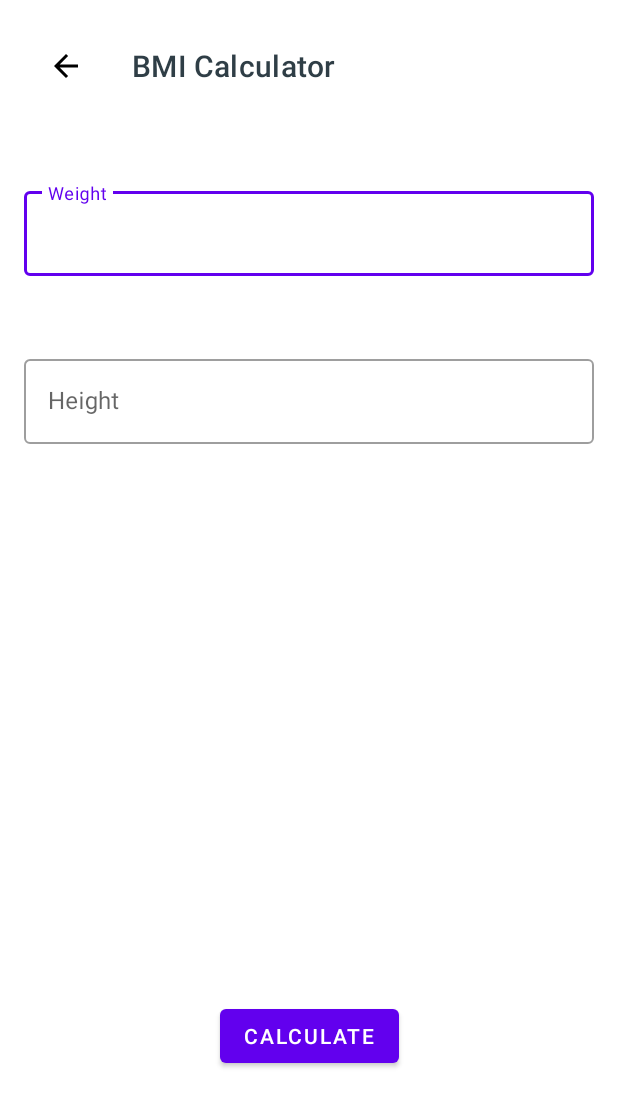
After one commit to zuna21/7-minutes-workout-android-app, an Android app: the BMIActivity screen opened directly, with no data from a screen before it, on a phone screen of 412 x 824 dp. The commit adds this screen. Shown: the top 1107 px of the screen. Run offline under Robolectric (Android 15) with nearby library versions, the phone set to English and light mode, and no system bars.

Commit message:
BMI activity

```diff
--- a/app/src/main/java/com/example/a7minutesworkout/MainActivity.kt
+++ b/app/src/main/java/com/example/a7minutesworkout/MainActivity.kt
@@ -20,6 +20,11 @@ class MainActivity : AppCompatActivity() {
             val intent = Intent(this, ExerciseActivity::class.java)
             startActivity(intent)
         }
+
+        binding?.flBMI?.setOnClickListener {
+            val intent = Intent(this, BMIActivity::class.java)
+            startActivity(intent)
+        }
     }
 
     override fun onDestroy() {
--- /dev/null
+++ b/app/src/main/res/layout/activity_bmi.xml
@@ -0,0 +1,113 @@
+<?xml version="1.0" encoding="utf-8"?>
+<androidx.constraintlayout.widget.ConstraintLayout xmlns:android="http://schemas.android.com/apk/res/android"
+    xmlns:app="http://schemas.android.com/apk/res-auto"
+    xmlns:tools="http://schemas.android.com/tools"
+    android:layout_width="match_parent"
+    android:padding="16dp"
+    android:layout_height="match_parent"
+    tools:context=".BMIActivity">
+
+    <androidx.appcompat.widget.Toolbar
+        android:id="@+id/toolbarBMI"
+        android:layout_width="match_parent"
+        android:theme="@style/ToolbarTheme"
+        android:layout_height="?android:attr/actionBarSize"
+        android:background="@color/white"
+        app:titleTextColor="@color/main_color"
+        app:layout_constraintTop_toTopOf="parent"
+        />
+
+    <com.google.android.material.textfield.TextInputLayout
+        android:id="@+id/otfWeight"
+        android:layout_width="match_parent"
+        android:layout_height="wrap_content"
+        android:hint="Weight"
+        style="@style/Widget.MaterialComponents.TextInputLayout.OutlinedBox"
+        app:layout_constraintTop_toBottomOf="@id/toolbarBMI"
+        app:layout_constraintStart_toStartOf="parent"
+        android:layout_marginTop="50dp"
+        app:layout_constraintEnd_toEndOf="parent"
+        >
+
+        <com.google.android.material.textfield.TextInputEditText
+            android:layout_width="match_parent"
+            android:layout_height="wrap_content"
+            android:inputType="number"
+            />
+
+    </com.google.android.material.textfield.TextInputLayout>
+
+
+    <com.google.android.material.textfield.TextInputLayout
+        android:id="@+id/otfHeight"
+        android:layout_width="match_parent"
+        android:layout_height="wrap_content"
+        android:hint="Height"
+        android:layout_marginTop="50dp"
+        style="@style/Widget.MaterialComponents.TextInputLayout.OutlinedBox"
+        app:layout_constraintTop_toBottomOf="@id/otfWeight"
+        app:layout_constraintStart_toStartOf="parent"
+        app:layout_constraintEnd_toEndOf="parent"
+        >
+
+        <com.google.android.material.textfield.TextInputEditText
+            android:layout_width="match_parent"
+            android:layout_height="wrap_content"
+            android:inputType="number"
+            />
+
+    </com.google.android.material.textfield.TextInputLayout>
+
+    <TextView
+        android:id="@+id/tvYourBMI"
+        android:layout_width="wrap_content"
+        android:layout_height="wrap_content"
+        android:text="YOUR BMI"
+        android:visibility="invisible"
+        android:textSize="25sp"
+        android:layout_marginTop="150dp"
+        app:layout_constraintTop_toBottomOf="@id/otfHeight"
+        app:layout_constraintStart_toStartOf="parent"
+        app:layout_constraintEnd_toEndOf="parent"
+        />
+
+    <TextView
+        android:id="@+id/tvBMIInNumber"
+        android:layout_width="wrap_content"
+        android:layout_height="wrap_content"
+        tools:text="25.5"
+        android:visibility="invisible"
+        android:layout_marginTop="15dp"
+        android:textSize="25sp"
+        app:layout_constraintTop_toBottomOf="@id/tvYourBMI"
+        app:layout_constraintStart_toStartOf="parent"
+        app:layout_constraintEnd_toEndOf="parent"
+        />
+
+    <TextView
+        android:id="@+id/tvMessage"
+        android:layout_width="wrap_content"
+        android:layout_height="wrap_content"
+        tools:text="You are overweight, please consider to lose some weight or you are going to die"
+        android:textSize="20sp"
+        android:layout_marginTop="15dp"
+        android:gravity="center"
+        android:visibility="invisible"
+        app:layout_constraintTop_toBottomOf="@id/tvBMIInNumber"
+        app:layout_constraintStart_toStartOf="parent"
+        app:layout_constraintEnd_toEndOf="parent"
+        />
+
+    <Button
+        android:id="@+id/btnCalculate"
+        android:layout_width="wrap_content"
+        android:layout_height="wrap_content"
+        android:text="calculate"
+        app:layout_constraintTop_toBottomOf="@id/tvMessage"
+        app:layout_constraintEnd_toEndOf="parent"
+        app:layout_constraintStart_toStartOf="parent"
+        app:layout_constraintBottom_toBottomOf="parent"
+        />
+
+
+</androidx.constraintlayout.widget.ConstraintLayout>
--- a/app/src/main/res/values/strings.xml
+++ b/app/src/main/res/values/strings.xml
@@ -4,4 +4,6 @@
     <string name="button_start">START</string>
     <string name="get_ready_for">GET READY FOR</string>
     <string name="explanation">Are you sure you want to finish exercises? If you click on YES you will not be able to come back to exercise.</string>
+    <string name="bmi">BMI</string>
+    <string name="calculator">calculator</string>
 </resources>
```
Also changed, not shown: app/src/main/AndroidManifest.xml (+7 -0 lines), app/src/main/java/com/example/a7minutesworkout/BMIActivity.kt (added, +90 -0 lines), app/src/main/res/layout/activity_main.xml (+33 -0 lines).
